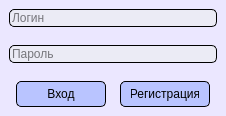
Before: the Qt Designer form APP/forms/forms_ui/login_form.ui in Danyfff/Diplom_APP, drawn with Qt 5.
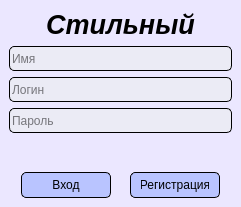
After: the same form once the commit is applied.

The edit to the form file:
```diff
--- a/APP/forms/forms_ui/login_form.ui
+++ b/APP/forms/forms_ui/login_form.ui
@@ -6,8 +6,8 @@
    <rect>
     <x>0</x>
     <y>0</y>
-    <width>226</width>
-    <height>116</height>
+    <width>241</width>
+    <height>207</height>
    </rect>
   </property>
   <property name="windowTitle">
@@ -20,13 +20,104 @@
    <enum>QTabWidget::Triangular</enum>
   </property>
   <widget class="QWidget" name="centralwidget">
-   <layout class="QHBoxLayout" name="horizontalLayout_2">
+   <layout class="QVBoxLayout" name="verticalLayout_4">
+    <item>
+     <layout class="QVBoxLayout" name="verticalLayout_3">
+      <item>
+       <widget class="QLabel" name="label">
+        <property name="font">
+         <font>
+          <pointsize>20</pointsize>
+          <italic>true</italic>
+          <bold>true</bold>
+          <strikeout>false</strikeout>
+          <stylestrategy>PreferDefault</stylestrategy>
+         </font>
+        </property>
+        <property name="layoutDirection">
+         <enum>Qt::LeftToRight</enum>
+        </property>
+        <property name="text">
+         <string>Cтильный</string>
+        </property>
+        <property name="textFormat">
+         <enum>Qt::AutoText</enum>
+        </property>
+        <property name="alignment">
+         <set>Qt::AlignCenter</set>
+        </property>
+       </widget>
+      </item>
     <item>
      <layout class="QVBoxLayout" name="verticalLayout_2">
       <item>
        <layout class="QVBoxLayout" name="verticalLayout">
+          <item>
+           <widget class="QLineEdit" name="name">
+            <property name="sizePolicy">
+             <sizepolicy hsizetype="Expanding" vsizetype="Minimum">
+              <horstretch>0</horstretch>
+              <verstretch>0</verstretch>
+             </sizepolicy>
+            </property>
+            <property name="minimumSize">
+             <size>
+              <width>0</width>
+              <height>25</height>
+             </size>
+            </property>
+            <property name="autoFillBackground">
+             <bool>false</bool>
+            </property>
+            <property name="styleSheet">
+             <string notr="true">background-color: rgb(235, 235, 245);
+border-radius: 5px;
+border: 1px solid dlack</string>
+            </property>
+            <property name="text">
+             <string/>
+            </property>
+            <property name="dragEnabled">
+             <bool>false</bool>
+            </property>
+            <property name="readOnly">
+             <bool>false</bool>
+            </property>
+            <property name="placeholderText">
+             <string>Имя</string>
+            </property>
+            <property name="clearButtonEnabled">
+             <bool>false</bool>
+            </property>
+           </widget>
+          </item>
+          <item>
+           <spacer name="verticalSpacer">
+            <property name="orientation">
+             <enum>Qt::Vertical</enum>
+            </property>
+            <property name="sizeHint" stdset="0">
+             <size>
+              <width>13</width>
+              <height>18</height>
+             </size>
+            </property>
+           </spacer>
+          </item>
         <item>
          <widget class="QLineEdit" name="login">
+            <property name="sizePolicy">
+             <sizepolicy hsizetype="Expanding" vsizetype="Minimum">
+              <horstretch>0</horstretch>
+              <verstretch>0</verstretch>
+             </sizepolicy>
+            </property>
+            <property name="minimumSize">
+             <size>
+              <width>0</width>
+              <height>25</height>
+             </size>
+            </property>
           <property name="autoFillBackground">
            <bool>false</bool>
           </property>
@@ -53,20 +144,32 @@
          </widget>
         </item>
         <item>
-         <spacer name="verticalSpacer">
+           <spacer name="verticalSpacer_2">
           <property name="orientation">
            <enum>Qt::Vertical</enum>
           </property>
           <property name="sizeHint" stdset="0">
            <size>
-            <width>20</width>
-            <height>40</height>
+              <width>13</width>
+              <height>18</height>
            </size>
           </property>
          </spacer>
         </item>
         <item>
          <widget class="QLineEdit" name="password">
+            <property name="sizePolicy">
+             <sizepolicy hsizetype="Expanding" vsizetype="Minimum">
+              <horstretch>0</horstretch>
+              <verstretch>0</verstretch>
+             </sizepolicy>
+            </property>
+            <property name="minimumSize">
+             <size>
+              <width>0</width>
+              <height>25</height>
+             </size>
+            </property>
           <property name="mouseTracking">
            <bool>true</bool>
           </property>
@@ -110,20 +213,20 @@
           </property>
          </widget>
         </item>
-       </layout>
-      </item>
       <item>
-       <spacer name="verticalSpacer_2">
+           <spacer name="verticalSpacer_3">
         <property name="orientation">
          <enum>Qt::Vertical</enum>
         </property>
         <property name="sizeHint" stdset="0">
          <size>
           <width>20</width>
-          <height>40</height>
+              <height>60</height>
          </size>
         </property>
        </spacer>
+          </item>
+         </layout>
       </item>
       <item>
        <layout class="QHBoxLayout" name="horizontalLayout">
@@ -223,6 +326,8 @@
            </size>
           </property>
          </spacer>
+          </item>
+         </layout>
         </item>
        </layout>
       </item>
```
Lines whose indentation alone changed are shown as unchanged.
